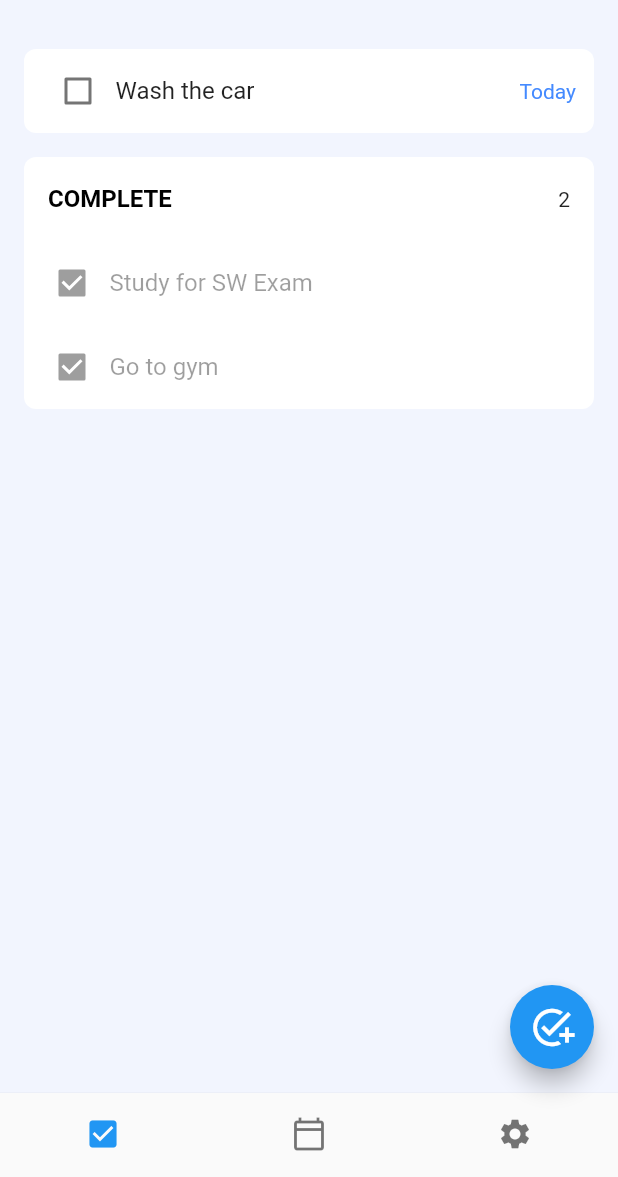
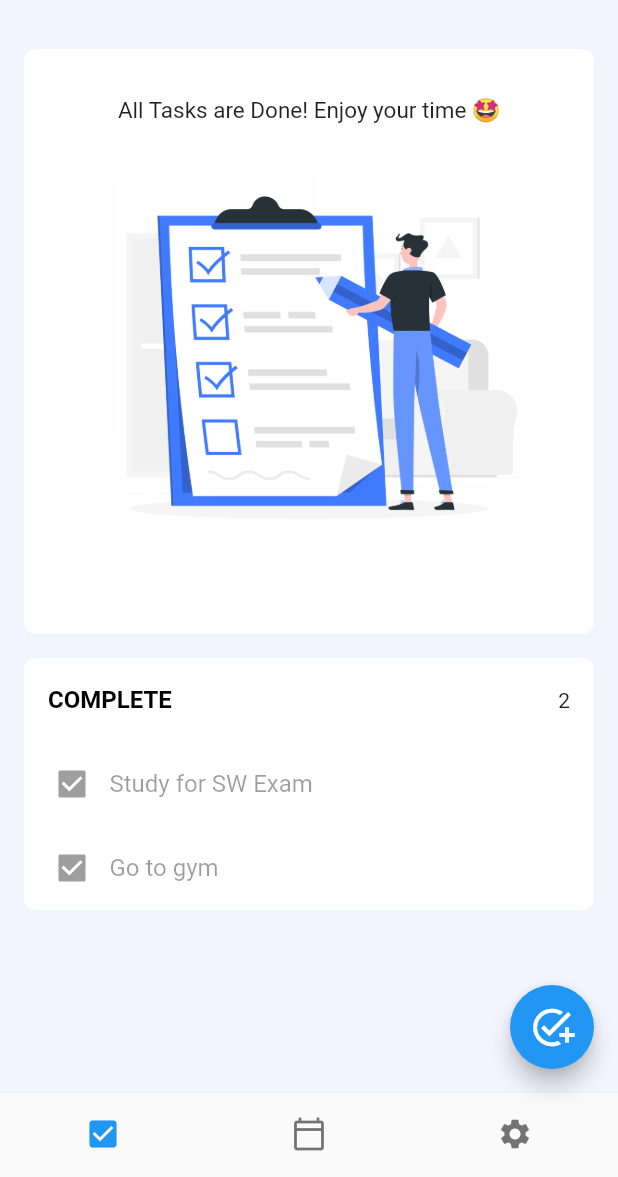
Before and after one commit to abdalazeezS/Task-Planner, a Flutter app: the screen it shows after launch, on a phone screen of 412 x 824 dp, the part 59-1236 px from its top. Run offline on Flutter 3.47's test engine with Material 2 defaults, Android fonts, the phone set to English and light mode, and no system bars.

```diff
--- a/lib/constants.dart
+++ b/lib/constants.dart
@@ -1,4 +1,3 @@
-import 'package:Task_Planner/models/sub_task.dart';
 import 'package:Task_Planner/models/task_priority.dart';
 import 'package:flutter/material.dart';
 
@@ -61,49 +60,6 @@ var finishedList = [
   ),
 ];
 
-var tasksList = [
-  Task(
-      title: 'Wash the car',
-      date: DateTime.now(),
-      isFinished: false,
-      taskPriority: TaskPriorityType.high,
-      category: Categories.inbox,
-      subTasks: [
-        SubTask(title: 'title', isFinished: false),
-        SubTask(title: 'title2', isFinished: false),
-        SubTask(title: 'title', isFinished: false),
-        SubTask(title: 'title2', isFinished: false),
-      ]),
-  Task(
-    title: 'buy new clothes',
-    date: DateTime.now(),
-    isFinished: false,
-    taskPriority: TaskPriorityType.low,
-    category: Categories.personal,
-  ),
-  Task(
-    title: 'Start coding flutter project',
-    date: DateTime.now(),
-    isFinished: false,
-    taskPriority: TaskPriorityType.medium,
-    category: Categories.work,
-  ),
-  Task(
-    title: 'Prepare RTIT project',
-    date: DateTime.now(),
-    isFinished: false,
-    taskPriority: TaskPriorityType.none,
-    category: Categories.work,
-  ),
-  Task(
-    title: 'buy a new perfume',
-    date: DateTime.now(),
-    isFinished: false,
-    taskPriority: TaskPriorityType.none,
-    category: Categories.shopping,
-  )
-];
-
 enum TaskPriorityType { high, medium, low, none }
 
 Map<String, Color> priorityColorMap = {
```
